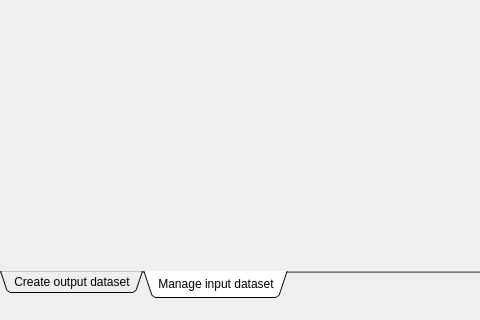
Qt form NewGeneUI/NewGene/Widgets/newgenemainwindow.ui (daniel347x/newgene) before a commit; both pictures show x 0 to 480 and y 344 to 664 of the 1000 by 664 pixel window.
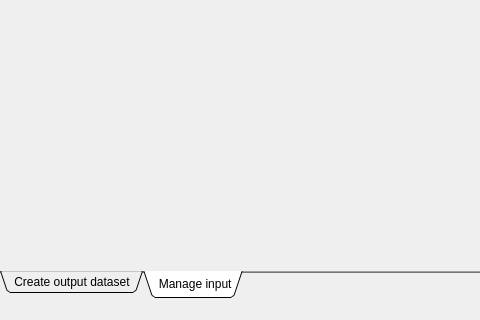
The same form after that commit. The open tabs and pages were chosen to show the change. Custom widgets are drawn as their Qt base class.

Commit message: UI color and tab wording changes.

The edit to the form file:
```diff
--- a/NewGeneUI/NewGene/Widgets/newgenemainwindow.ui
+++ b/NewGeneUI/NewGene/Widgets/newgenemainwindow.ui
@@ -124,7 +124,7 @@
 </string>
        </property>
        <attribute name="title">
-        <string> Manage input dataset </string>
+        <string> Manage input</string>
        </attribute>
        <layout class="QGridLayout" name="gridLayout_3"/>
       </widget>
```
Left out of the diff: 2 changed lines with no effect on the pictures. The commit also changes 1 other file.
